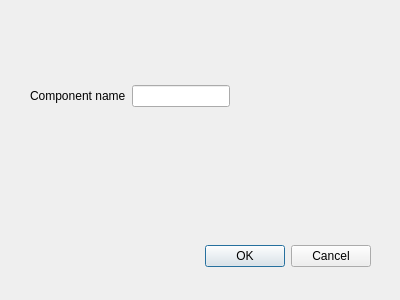
This is reconfigurablePetri/editcomponent.ui in linyo2020/scut-srp-rpn as Qt 5 draws it before an edit. The edited form follows.
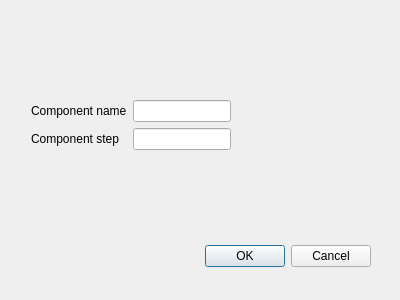
This is the edited form.

What changed in the file:
```diff
--- a/reconfigurablePetri/editcomponent.ui
+++ b/reconfigurablePetri/editcomponent.ui
@@ -29,11 +29,11 @@
     <set>QDialogButtonBox::Cancel|QDialogButtonBox::Ok</set>
    </property>
   </widget>
-  <widget class="QWidget" name="layoutWidget">
+  <widget class="QWidget" name="">
    <property name="geometry">
     <rect>
-     <x>30</x>
-     <y>70</y>
+     <x>31</x>
+     <y>100</y>
      <width>200</width>
      <height>52</height>
     </rect>
@@ -49,6 +49,16 @@
     <item row="0" column="1">
      <widget class="QLineEdit" name="ComponentName"/>
     </item>
+    <item row="1" column="0">
+     <widget class="QLabel" name="label">
+      <property name="text">
+       <string>Component step</string>
+      </property>
+     </widget>
+    </item>
+    <item row="1" column="1">
+     <widget class="QLineEdit" name="ComponentStep"/>
+    </item>
    </layout>
   </widget>
  </widget>
```
